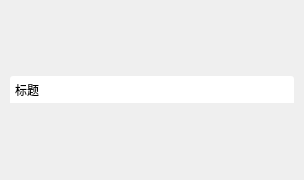
xtuer/Qt, file MagicWindow/MagicWindow.ui: the form before one commit.
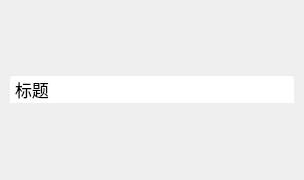
The form after the commit. Icons and pictures are not drawn.

What changed in the file:
```diff
--- a/MagicWindow/MagicWindow.ui
+++ b/MagicWindow/MagicWindow.ui
@@ -107,6 +107,11 @@
       </property>
       <item>
        <widget class="QLabel" name="titleLabel">
+        <property name="font">
+         <font>
+          <pointsize>13</pointsize>
+         </font>
+        </property>
         <property name="text">
          <string>标题</string>
         </property>
```
